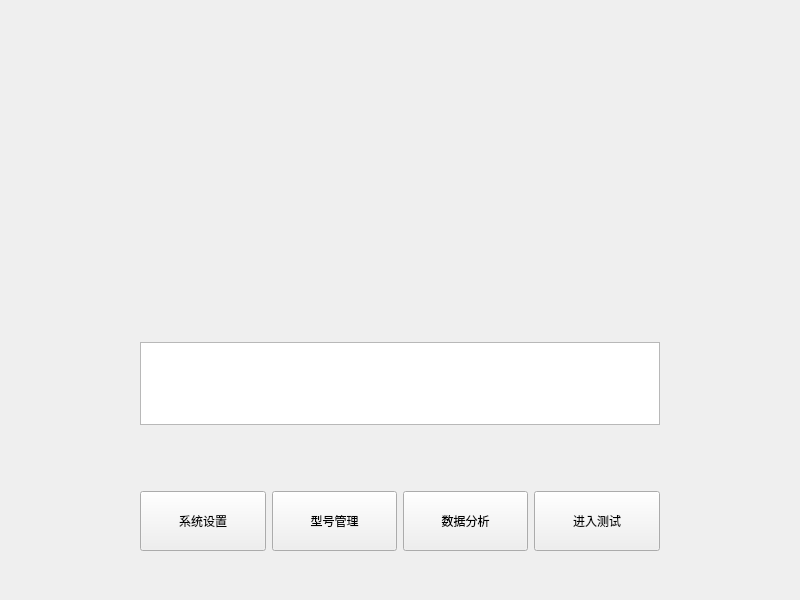
bloglink/aip-tester, file WinHome.ui: the form before one commit.
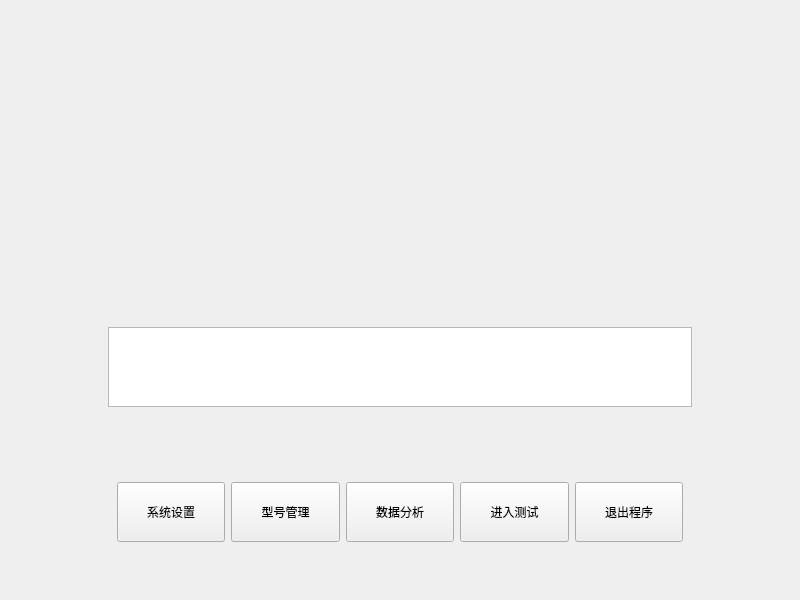
The form after the commit.

Commit message: 修复:(2.1.0.170421)开机主页加入退出

Patch:
```diff
--- a/WinHome.ui
+++ b/WinHome.ui
@@ -47,8 +47,8 @@
        </property>
        <item>
         <widget class="QWidget" name="WidgetHome" native="true">
-         <layout class="QGridLayout" name="gridLayout" rowstretch="8,2,0,0,1,0" columnstretch="1,1,1,1,1,1">
-          <item row="2" column="2" colspan="2">
+         <layout class="QGridLayout" name="gridLayout" rowstretch="8,2,0,0,1,0" columnstretch="1,1,1,1,1,1,1,1">
+          <item row="2" column="3" colspan="2">
            <widget class="QLabel" name="titleVn">
             <property name="sizeIncrement">
              <size>
@@ -61,95 +61,7 @@
             </property>
            </widget>
           </item>
-          <item row="4" column="1">
-           <widget class="QPushButton" name="btnSyst">
-            <property name="enabled">
-             <bool>true</bool>
-            </property>
-            <property name="sizePolicy">
-             <sizepolicy hsizetype="Expanding" vsizetype="Expanding">
-              <horstretch>0</horstretch>
-              <verstretch>0</verstretch>
-             </sizepolicy>
-            </property>
-            <property name="minimumSize">
-             <size>
-              <width>97</width>
-              <height>60</height>
-             </size>
-            </property>
-            <property name="text">
-             <string>系统设置</string>
-            </property>
-           </widget>
-          </item>
-          <item row="4" column="2">
-           <widget class="QPushButton" name="btnType">
-            <property name="enabled">
-             <bool>true</bool>
-            </property>
-            <property name="sizePolicy">
-             <sizepolicy hsizetype="Expanding" vsizetype="Expanding">
-              <horstretch>0</horstretch>
-              <verstretch>0</verstretch>
-             </sizepolicy>
-            </property>
-            <property name="minimumSize">
-             <size>
-              <width>97</width>
-              <height>60</height>
-             </size>
-            </property>
-            <property name="text">
-             <string>型号管理</string>
-            </property>
-           </widget>
-          </item>
-          <item row="4" column="3">
-           <widget class="QPushButton" name="btnData">
-            <property name="enabled">
-             <bool>true</bool>
-            </property>
-            <property name="sizePolicy">
-             <sizepolicy hsizetype="Expanding" vsizetype="Expanding">
-              <horstretch>0</horstretch>
-              <verstretch>0</verstretch>
-             </sizepolicy>
-            </property>
-            <property name="minimumSize">
-             <size>
-              <width>97</width>
-              <height>60</height>
-             </size>
-            </property>
-            <property name="text">
-             <string>数据分析</string>
-            </property>
-           </widget>
-          </item>
-          <item row="4" column="4">
-           <widget class="QPushButton" name="btnTest">
-            <property name="enabled">
-             <bool>true</bool>
-            </property>
-            <property name="sizePolicy">
-             <sizepolicy hsizetype="Expanding" vsizetype="Expanding">
-              <horstretch>0</horstretch>
-              <verstretch>0</verstretch>
-             </sizepolicy>
-            </property>
-            <property name="minimumSize">
-             <size>
-              <width>97</width>
-              <height>60</height>
-             </size>
-            </property>
-            <property name="text">
-             <string>进入测试</string>
-            </property>
-           </widget>
-          </item>
-          <item row="4" column="5">
+          <item row="4" column="7">
            <widget class="QWidget" name="WidgetBtnRight" native="true">
             <property name="styleSheet">
              <string notr="true">background-color: rgba(0,0,0,0)</string>
@@ -190,7 +102,7 @@
             </layout>
            </widget>
           </item>
-          <item row="3" column="2" colspan="2">
+          <item row="3" column="3" colspan="2">
            <spacer name="verticalSpacer_2">
             <property name="orientation">
              <enum>Qt::Vertical</enum>
@@ -203,7 +115,7 @@
             </property>
            </spacer>
           </item>
-          <item row="5" column="2" colspan="2">
+          <item row="5" column="3" colspan="2">
            <spacer name="SpacerBottom">
             <property name="orientation">
              <enum>Qt::Vertical</enum>
@@ -216,7 +128,7 @@
             </property>
            </spacer>
           </item>
-          <item row="0" column="2" colspan="2">
+          <item row="0" column="3" colspan="2">
            <spacer name="verticalSpacer">
             <property name="orientation">
              <enum>Qt::Vertical</enum>
@@ -229,9 +141,6 @@
             </property>
            </spacer>
           </item>
-          <item row="1" column="1" colspan="4">
-           <widget class="QTextBrowser" name="Text"/>
-          </item>
           <item row="4" column="0">
            <widget class="QWidget" name="WidgetBtnLeft" native="true">
             <property name="styleSheet">
@@ -239,6 +148,122 @@
             </property>
            </widget>
           </item>
+          <item row="1" column="1" colspan="6">
+           <widget class="QTextBrowser" name="Text"/>
+          </item>
+          <item row="4" column="1" colspan="6">
+           <widget class="QWidget" name="widget" native="true">
+            <layout class="QHBoxLayout" name="horizontalLayout">
+             <item>
+              <widget class="QPushButton" name="btnSyst">
+               <property name="enabled">
+                <bool>true</bool>
+               </property>
+               <property name="sizePolicy">
+                <sizepolicy hsizetype="Expanding" vsizetype="Expanding">
+                 <horstretch>0</horstretch>
+                 <verstretch>0</verstretch>
+                </sizepolicy>
+               </property>
+               <property name="minimumSize">
+                <size>
+                 <width>97</width>
+                 <height>60</height>
+                </size>
+               </property>
+               <property name="text">
+                <string>系统设置</string>
+               </property>
+              </widget>
+             </item>
+             <item>
+              <widget class="QPushButton" name="btnType">
+               <property name="enabled">
+                <bool>true</bool>
+               </property>
+               <property name="sizePolicy">
+                <sizepolicy hsizetype="Expanding" vsizetype="Expanding">
+                 <horstretch>0</horstretch>
+                 <verstretch>0</verstretch>
+                </sizepolicy>
+               </property>
+               <property name="minimumSize">
+                <size>
+                 <width>97</width>
+                 <height>60</height>
+                </size>
+               </property>
+               <property name="text">
+                <string>型号管理</string>
+               </property>
+              </widget>
+             </item>
+             <item>
+              <widget class="QPushButton" name="btnData">
+               <property name="enabled">
+                <bool>true</bool>
+               </property>
+               <property name="sizePolicy">
+                <sizepolicy hsizetype="Expanding" vsizetype="Expanding">
+                 <horstretch>0</horstretch>
+                 <verstretch>0</verstretch>
+                </sizepolicy>
+               </property>
+               <property name="minimumSize">
+                <size>
+                 <width>97</width>
+                 <height>60</height>
+                </size>
+               </property>
+               <property name="text">
+                <string>数据分析</string>
+               </property>
+              </widget>
+             </item>
+             <item>
+              <widget class="QPushButton" name="btnTest">
+               <property name="enabled">
+                <bool>true</bool>
+               </property>
+               <property name="sizePolicy">
+                <sizepolicy hsizetype="Expanding" vsizetype="Expanding">
+                 <horstretch>0</horstretch>
+                 <verstretch>0</verstretch>
+                </sizepolicy>
+               </property>
+               <property name="minimumSize">
+                <size>
+                 <width>97</width>
+                 <height>60</height>
+                </size>
+               </property>
+               <property name="text">
+                <string>进入测试</string>
+               </property>
+              </widget>
+             </item>
+             <item>
+              <widget class="QPushButton" name="btnQuit">
+               <property name="sizePolicy">
+                <sizepolicy hsizetype="Expanding" vsizetype="Expanding">
+                 <horstretch>0</horstretch>
+                 <verstretch>0</verstretch>
+                </sizepolicy>
+               </property>
+               <property name="minimumSize">
+                <size>
+                 <width>97</width>
+                 <height>44</height>
+                </size>
+               </property>
+               <property name="text">
+                <string>退出程序</string>
+               </property>
+              </widget>
+             </item>
+            </layout>
+           </widget>
+          </item>
          </layout>
         </widget>
        </item>
```
The commit also changes 3 other files.
